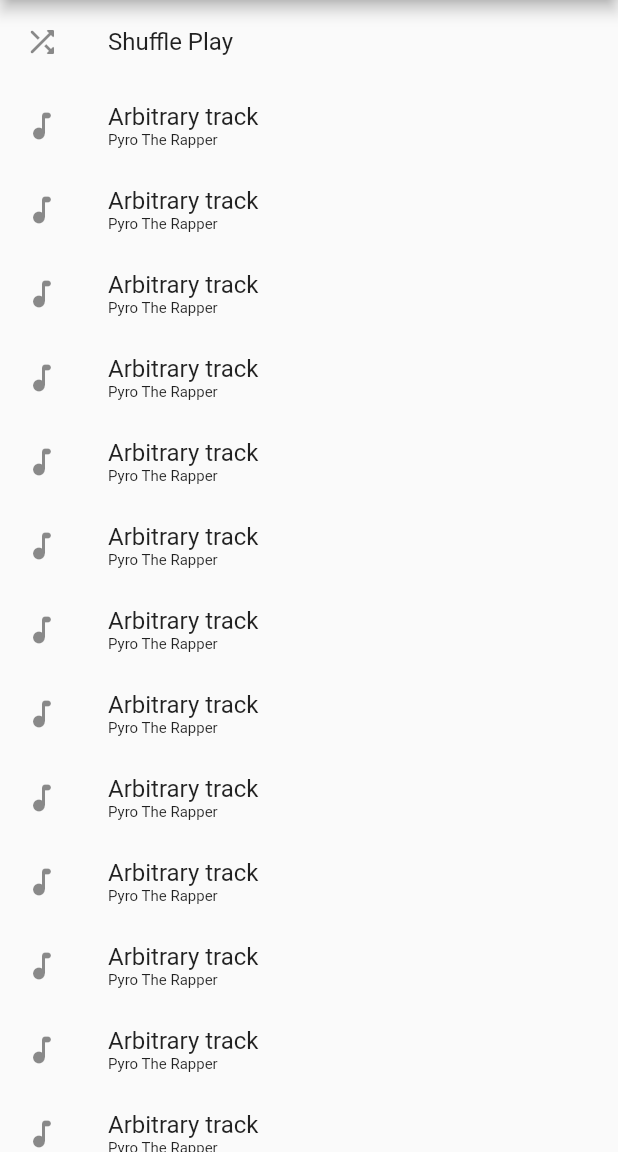
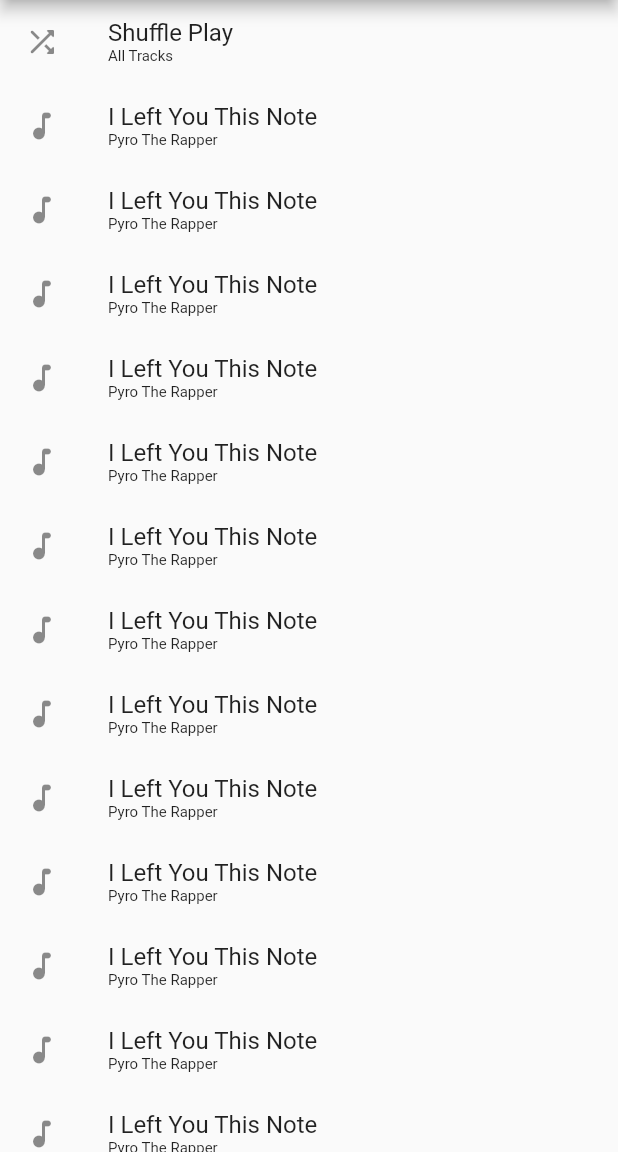
Before and after one commit to onumengine/music_player, a Flutter app: the screen it shows after launch, on a phone screen of 412 x 824 dp, the part 84-1236 px from its top. Run offline on Flutter 3.47's test engine with Material 2 defaults, Android fonts, the light colour scheme and no system bars.

```diff
--- /dev/null
+++ b/lib/ui/components/most_played_tile.dart
@@ -0,0 +1,22 @@
+import 'package:flutter/material.dart';
+import 'package:music_player/ui/components/track_listtile.dart';
+
+class MostPlayedTile extends StatelessWidget {
+  final String ranking, numberOfPlays;
+
+  MostPlayedTile({this.ranking, this.numberOfPlays});
+
+  Widget build(BuildContext context) {
+    return Row(
+      children: <Widget>[
+        Text(this.ranking),
+        TrackListTile(
+          leading: Icon(Icons.music_note_rounded),
+          title: Text('I Left You This Note'),
+          subtitle: Text('Pyro The Rapper'),
+        ),
+        Text(this.numberOfPlays),
+      ],
+    );
+  }
+}
--- a/lib/ui/screens/library/tracks_screen.dart
+++ b/lib/ui/screens/library/tracks_screen.dart
@@ -10,9 +10,15 @@ class TracksScreenState extends State<TracksScreen> {
   Widget build(BuildContext context) {
     return Column(
       children: <Widget>[
-        ListTile(
+        TrackListTile(
           leading: Icon(Icons.shuffle_rounded),
           title: Text('Shuffle Play'),
+          subtitle: Text(
+            'All Tracks',
+            style: TextStyle(
+              fontSize: 10.0,
+            ),
+          ),
         ),
         Expanded(
           child: Container(
@@ -21,7 +27,7 @@ class TracksScreenState extends State<TracksScreen> {
               itemBuilder: (context, index) => TrackListTile(
                 leading: Icon(Icons.music_note_rounded),
                 title: Text(
-                  'Arbitrary track',
+                  'I Left You This Note',
                 ),
                 subtitle: Text(
                   'Pyro The Rapper',
--- a/lib/ui/screens/playlists/playlists_home_screen.dart
+++ b/lib/ui/screens/playlists/playlists_home_screen.dart
@@ -1,5 +1,7 @@
 import 'package:flutter/material.dart';
 import 'package:music_player/ui/screens/library/tracks_screen.dart';
+import 'package:music_player/ui/screens/playlists/favorites_screen.dart';
+import 'package:music_player/ui/screens/playlists/most_played_screen.dart';
 import 'package:music_player/ui/screens/playlists/playlists_screen.dart';
 import 'package:music_player/ui/screens/playlists/recently_added_screen.dart';
 
@@ -44,9 +46,9 @@ class PlaylistsHome extends StatelessWidget {
           body: TabBarView(
             children: <Widget>[
               PlaylistsScreen(),
-              TracksScreen(),
+              FavoritesScreen(),
               RecentlyAddedScreen(),
-              TracksScreen(),
+              MostPlayedScreen(),
               TracksScreen(),
             ],
           ),
```
Also changed, not shown: lib/ui/components/artist_tile.dart (+6 -1 lines), lib/ui/screens/playlists/favorites_screen.dart (added, +9 -0 lines), lib/ui/screens/playlists/most_played_screen.dart (added, +24 -0 lines).
